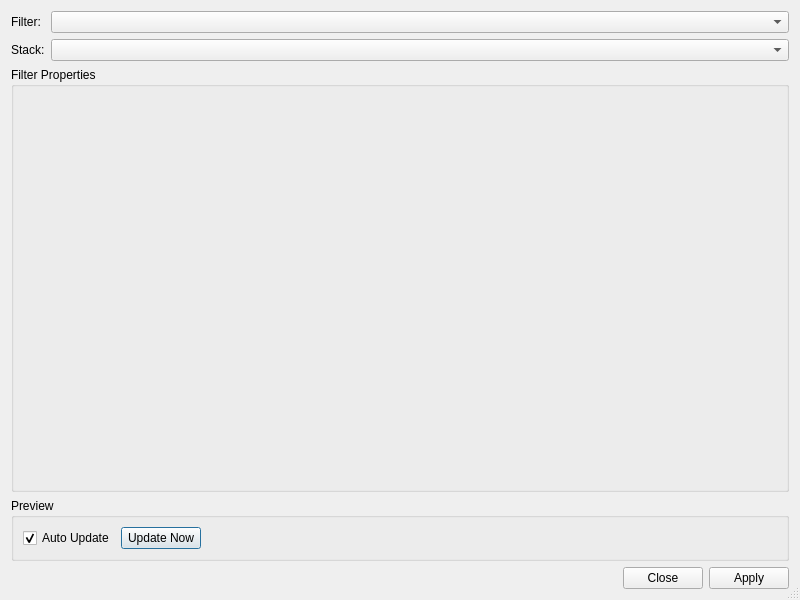
Qt form mantidimaging/gui/ui/filters_window.ui (mantidproject/mantidimaging) before a commit.
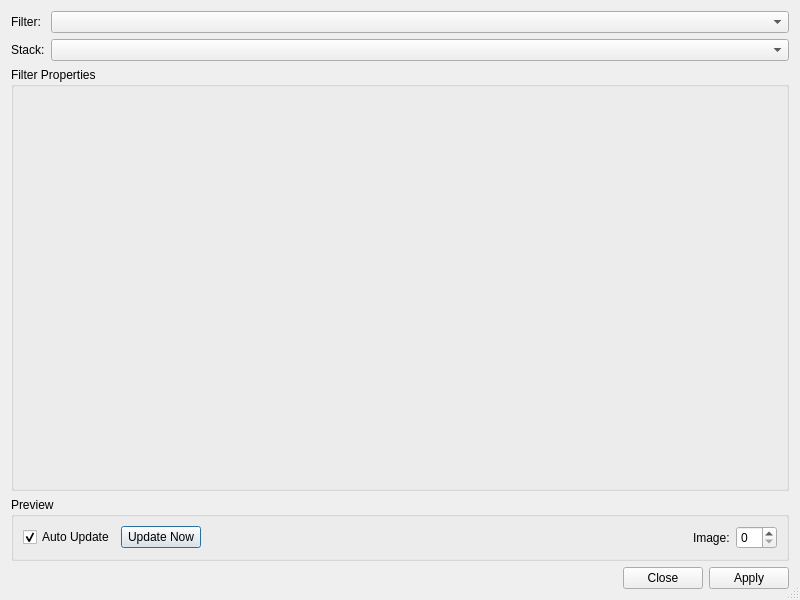
The same form after that commit.

Commit message:
Preview image index selection
Re #120

Add preview image index selection via toolbar.

Diff of the .ui file:
```diff
--- a/mantidimaging/gui/ui/filters_window.ui
+++ b/mantidimaging/gui/ui/filters_window.ui
@@ -104,6 +104,16 @@
             </property>
            </spacer>
           </item>
+          <item>
+           <widget class="QLabel" name="previewImageIndexLabel">
+            <property name="text">
+             <string>Image:</string>
+            </property>
+           </widget>
+          </item>
+          <item>
+           <widget class="QSpinBox" name="previewImageIndex"/>
+          </item>
          </layout>
         </widget>
        </item>
```
The commit also changes 4 other files.
